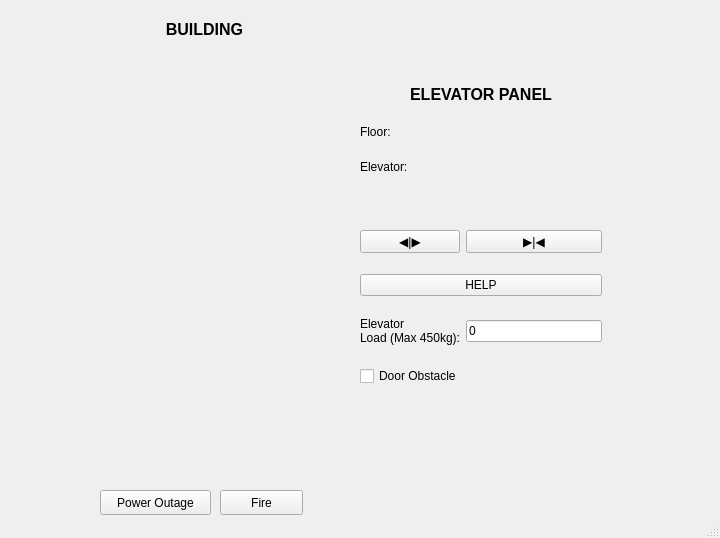
Qt form mainwindow.ui (vadimbarkhatov/Elevator-Control-Simulator) before a commit.
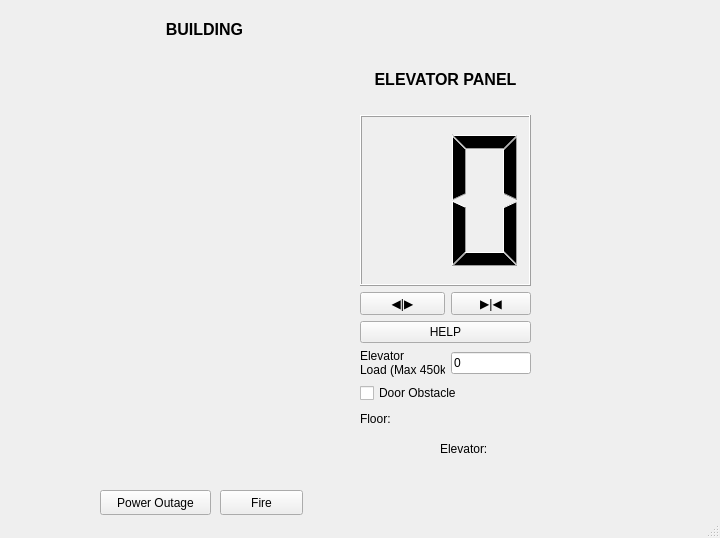
The same form after that commit.

```diff
--- a/mainwindow.ui
+++ b/mainwindow.ui
@@ -63,89 +63,32 @@
      <rect>
       <x>360</x>
       <y>70</y>
-      <width>242</width>
+      <width>171</width>
       <height>333</height>
      </rect>
     </property>
     <layout class="QGridLayout" name="gridLayout_2">
-     <item row="1" column="1" colspan="2">
-      <widget class="QLabel" name="floorNumLabel">
-       <property name="sizePolicy">
-        <sizepolicy hsizetype="Preferred" vsizetype="Fixed">
-         <horstretch>0</horstretch>
-         <verstretch>0</verstretch>
-        </sizepolicy>
-       </property>
+     <item row="6" column="2">
+      <widget class="QLineEdit" name="eleLoadBox">
        <property name="text">
-        <string>Floor: </string>
+        <string>0</string>
        </property>
       </widget>
      </item>
-     <item row="5" column="2">
+     <item row="4" column="2">
       <widget class="QPushButton" name="closeDoorButton">
        <property name="text">
         <string>▶|◀</string>
        </property>
       </widget>
      </item>
-     <item row="8" column="1" colspan="2">
+     <item row="7" column="1" colspan="2">
       <widget class="QCheckBox" name="doorObstacleCheck">
        <property name="text">
         <string>Door Obstacle</string>
        </property>
       </widget>
      </item>
-     <item row="5" column="1">
-      <widget class="QPushButton" name="openDoorButton">
-       <property name="text">
-        <string>◀|▶</string>
-       </property>
-      </widget>
-     </item>
-     <item row="6" column="1" colspan="2">
-      <widget class="QPushButton" name="pushButton_6">
-       <property name="text">
-        <string>HELP</string>
-       </property>
-      </widget>
-     </item>
-     <item row="7" column="1">
-      <widget class="QLabel" name="label">
-       <property name="text">
-        <string>Elevator 
-Load (Max 450kg):</string>
-       </property>
-      </widget>
-     </item>
-     <item row="4" column="1" colspan="2">
-      <layout class="QGridLayout" name="eleButtonLayout"/>
-     </item>
-     <item row="3" column="1" colspan="2">
-      <widget class="QLabel" name="displayLabel">
-       <property name="sizePolicy">
-        <sizepolicy hsizetype="Preferred" vsizetype="Fixed">
-         <horstretch>0</horstretch>
-         <verstretch>0</verstretch>
-        </sizepolicy>
-       </property>
-       <property name="text">
-        <string/>
-       </property>
-      </widget>
-     </item>
-     <item row="2" column="1" colspan="2">
-      <widget class="QLabel" name="eleNumLabel">
-       <property name="sizePolicy">
-        <sizepolicy hsizetype="Preferred" vsizetype="Fixed">
-         <horstretch>0</horstretch>
-         <verstretch>0</verstretch>
-        </sizepolicy>
-       </property>
-       <property name="text">
-        <string>Elevator:</string>
-       </property>
-      </widget>
-     </item>
      <item row="0" column="1" colspan="2">
       <widget class="QLabel" name="label_4">
        <property name="sizePolicy">
@@ -169,10 +112,57 @@
        </property>
       </widget>
      </item>
-     <item row="7" column="2">
-      <widget class="QLineEdit" name="eleLoadBox">
+     <item row="4" column="1">
+      <widget class="QPushButton" name="openDoorButton">
        <property name="text">
-        <string>0</string>
+        <string>◀|▶</string>
+       </property>
+      </widget>
+     </item>
+     <item row="5" column="1" colspan="2">
+      <widget class="QPushButton" name="pushButton_6">
+       <property name="text">
+        <string>HELP</string>
+       </property>
+      </widget>
+     </item>
+     <item row="6" column="1">
+      <widget class="QLabel" name="label">
+       <property name="text">
+        <string>Elevator 
+Load (Max 450kg):</string>
+       </property>
+      </widget>
+     </item>
+     <item row="3" column="1" colspan="2">
+      <layout class="QGridLayout" name="eleButtonLayout"/>
+     </item>
+     <item row="1" column="1" colspan="2">
+      <widget class="QLabel" name="displayLabel">
+       <property name="sizePolicy">
+        <sizepolicy hsizetype="Preferred" vsizetype="Fixed">
+         <horstretch>0</horstretch>
+         <verstretch>0</verstretch>
+        </sizepolicy>
+       </property>
+       <property name="text">
+        <string/>
+       </property>
+      </widget>
+     </item>
+     <item row="2" column="1" colspan="2">
+      <widget class="QLCDNumber" name="eleNumLCD">
+       <property name="smallDecimalPoint">
+        <bool>false</bool>
+       </property>
+       <property name="digitCount">
+        <number>2</number>
+       </property>
+       <property name="mode">
+        <enum>QLCDNumber::Dec</enum>
+       </property>
+       <property name="segmentStyle">
+        <enum>QLCDNumber::Filled</enum>
        </property>
       </widget>
      </item>
@@ -207,6 +197,44 @@
      <set>Qt::AlignCenter</set>
     </property>
    </widget>
+   <widget class="QLabel" name="eleNumLabel">
+    <property name="geometry">
+     <rect>
+      <x>440</x>
+      <y>440</y>
+      <width>240</width>
+      <height>17</height>
+     </rect>
+    </property>
+    <property name="sizePolicy">
+     <sizepolicy hsizetype="Preferred" vsizetype="Fixed">
+      <horstretch>0</horstretch>
+      <verstretch>0</verstretch>
+     </sizepolicy>
+    </property>
+    <property name="text">
+     <string>Elevator:</string>
+    </property>
+   </widget>
+   <widget class="QLabel" name="floorNumLabel">
+    <property name="geometry">
+     <rect>
+      <x>360</x>
+      <y>410</y>
+      <width>240</width>
+      <height>17</height>
+     </rect>
+    </property>
+    <property name="sizePolicy">
+     <sizepolicy hsizetype="Preferred" vsizetype="Fixed">
+      <horstretch>0</horstretch>
+      <verstretch>0</verstretch>
+     </sizepolicy>
+    </property>
+    <property name="text">
+     <string>Floor: </string>
+    </property>
+   </widget>
   </widget>
   <widget class="QStatusBar" name="statusbar"/>
  </widget>
```
